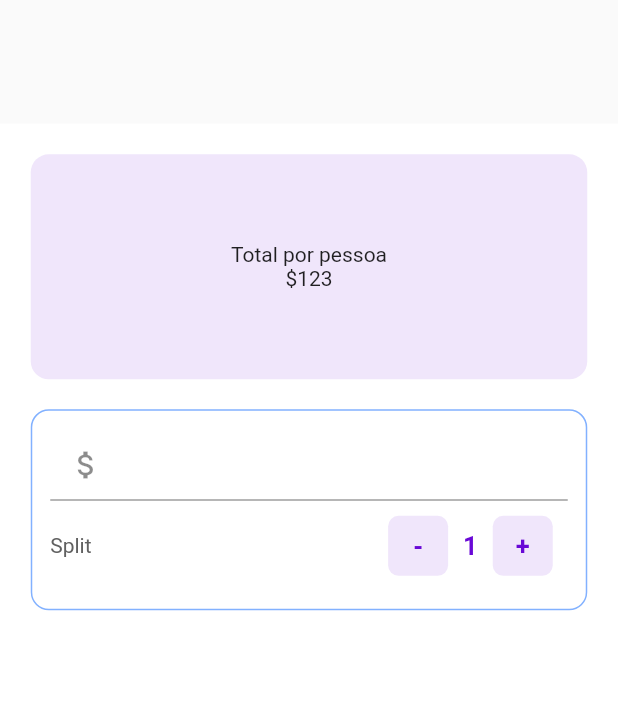
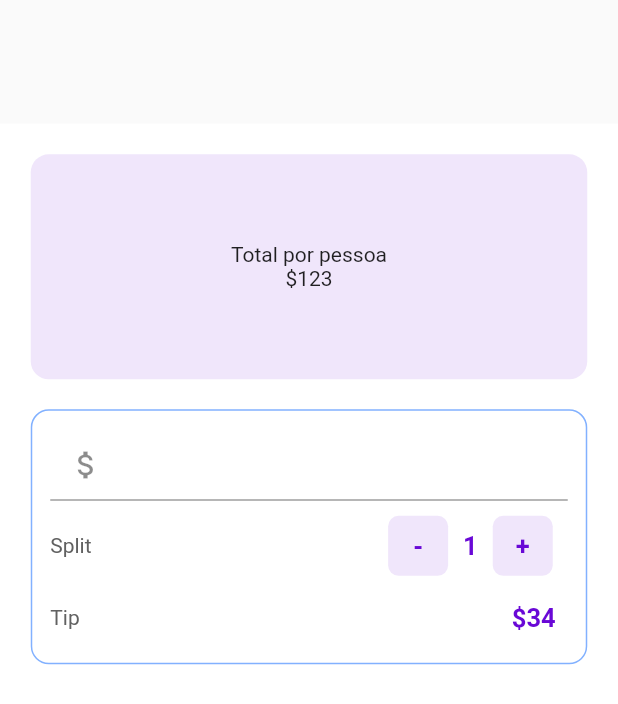
Before and after one commit to AndreDevLopes/calculadora_de_gorjeta, a Flutter app: the screen it shows after launch, on a phone screen of 412 x 824 dp. Shown: the top 704 px of the screen. Run offline on Flutter 3.47's test engine with Material 2 defaults, Android fonts, the phone set to English and light mode, and no system bars.

Commit message:
criado o tip com row

```diff
--- a/lib/ui/home.dart
+++ b/lib/ui/home.dart
@@ -127,11 +127,32 @@ class _BillSplitterState extends State<BillSplitter> {
                                           fontWeight: FontWeight.bold,
                                         )),
                                   )),
-                            )
+                            ),
                           ],
                         ),
                       ],
-                    ),
+                    ), //tip
+                    Row(
+                      mainAxisAlignment: MainAxisAlignment.spaceBetween,
+                      children: <Widget>[
+                        Text(
+                          "Tip",
+                          style: TextStyle(
+                            color: Colors.grey.shade700,
+                          ),
+                        ),
+                        Padding(
+                          padding: const EdgeInsets.all(8.0),
+                          child: Text(
+                            "\$34",
+                            style: TextStyle(
+                                color: _purple,
+                                fontWeight: FontWeight.bold,
+                                fontSize: 17.0),
+                          ),
+                        ),
+                      ],
+                    )
                   ]),
                 )
               ],
```
